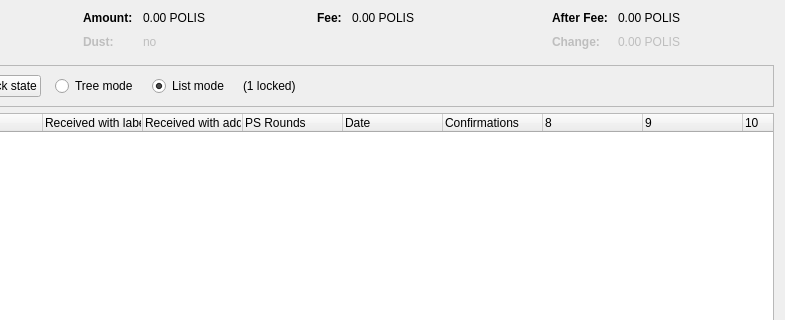
Above: src/qt/forms/coincontroldialog.ui from Acedcoin/AceD before the change; both pictures show x 169 to 954 and y 0 to 320 of the 954 by 500 pixel window. Below: the same form after it.
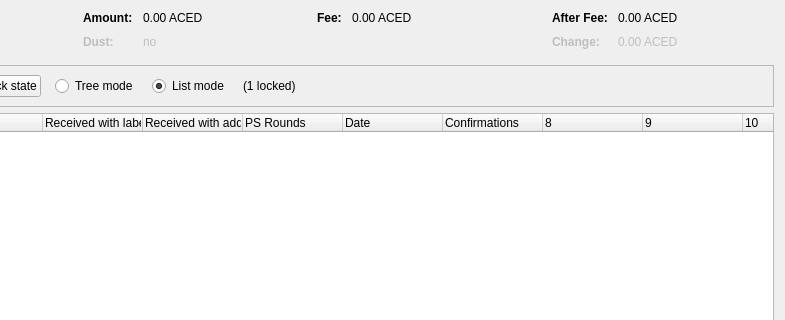
That is the form after the change. Custom widgets are drawn as their Qt base class.

What changed in the file:
```diff
--- a/src/qt/forms/coincontroldialog.ui
+++ b/src/qt/forms/coincontroldialog.ui
@@ -132,7 +132,7 @@
           <enum>Qt::ActionsContextMenu</enum>
          </property>
          <property name="text">
-          <string notr="true">0.00 POLIS</string>
+          <string notr="true">0.00 ACED</string>
          </property>
          <property name="textInteractionFlags">
           <set>Qt::LinksAccessibleByMouse|Qt::TextSelectableByKeyboard|Qt::TextSelectableByMouse</set>
@@ -212,7 +212,7 @@
           <enum>Qt::ActionsContextMenu</enum>
          </property>
          <property name="text">
-          <string notr="true">0.00 POLIS</string>
+          <string notr="true">0.00 ACED</string>
          </property>
          <property name="textInteractionFlags">
           <set>Qt::LinksAccessibleByMouse|Qt::TextSelectableByKeyboard|Qt::TextSelectableByMouse</set>
@@ -257,7 +257,7 @@
           <enum>Qt::ActionsContextMenu</enum>
          </property>
          <property name="text">
-          <string notr="true">0.00 POLIS</string>
+          <string notr="true">0.00 ACED</string>
          </property>
          <property name="textInteractionFlags">
           <set>Qt::LinksAccessibleByMouse|Qt::TextSelectableByKeyboard|Qt::TextSelectableByMouse</set>
@@ -292,7 +292,7 @@
           <enum>Qt::ActionsContextMenu</enum>
          </property>
          <property name="text">
-          <string notr="true">0.00 POLIS</string>
+          <string notr="true">0.00 ACED</string>
          </property>
          <property name="textInteractionFlags">
           <set>Qt::LinksAccessibleByMouse|Qt::TextSelectableByKeyboard|Qt::TextSelectableByMouse</set>
```
